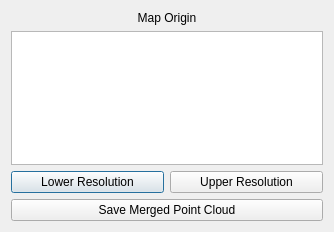
Before: the Qt Designer form forms/dialog_surface_depthMapRendering.ui in abletterer/surface_depthMapRendering, drawn with Qt 5.
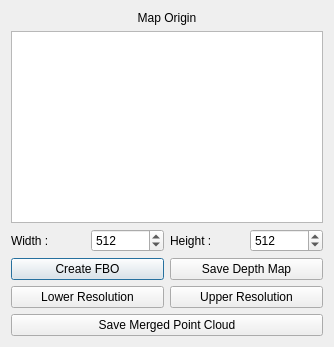
After: the same form once the commit is applied.

```diff
--- a/forms/dialog_surface_depthMapRendering.ui
+++ b/forms/dialog_surface_depthMapRendering.ui
@@ -7,7 +7,7 @@
     <x>0</x>
     <y>0</y>
     <width>334</width>
-    <height>232</height>
+    <height>347</height>
    </rect>
   </property>
   <property name="windowTitle">
@@ -31,6 +31,66 @@
      </item>
     </layout>
    </item>
+   <item>
+    <layout class="QVBoxLayout" name="verticalLayout_2">
+     <item>
+      <layout class="QHBoxLayout" name="horizontalLayout_3">
+       <item>
+        <widget class="QLabel" name="label_width">
+         <property name="text">
+          <string>Width :</string>
+         </property>
+        </widget>
+       </item>
+       <item>
+        <widget class="QSpinBox" name="spin_width">
+         <property name="maximum">
+          <number>99999</number>
+         </property>
+         <property name="value">
+          <number>512</number>
+         </property>
+        </widget>
+       </item>
+       <item>
+        <widget class="QLabel" name="label_height">
+         <property name="text">
+          <string>Height :</string>
+         </property>
+        </widget>
+       </item>
+       <item>
+        <widget class="QSpinBox" name="spin_height">
+         <property name="maximum">
+          <number>99999</number>
+         </property>
+         <property name="value">
+          <number>512</number>
+         </property>
+        </widget>
+       </item>
+      </layout>
+     </item>
+     <item>
+      <layout class="QHBoxLayout" name="horizontalLayout_2">
+       <item>
+        <widget class="QPushButton" name="button_createFBO">
+         <property name="text">
+          <string>Create FBO</string>
+         </property>
+        </widget>
+       </item>
+       <item>
+        <widget class="QPushButton" name="button_saveDepthMap">
+         <property name="text">
+          <string>Save Depth Map</string>
+         </property>
+        </widget>
+       </item>
+      </layout>
+     </item>
+    </layout>
+   </item>
    <item>
     <layout class="QHBoxLayout" name="horizontalLayout">
      <item>
```
